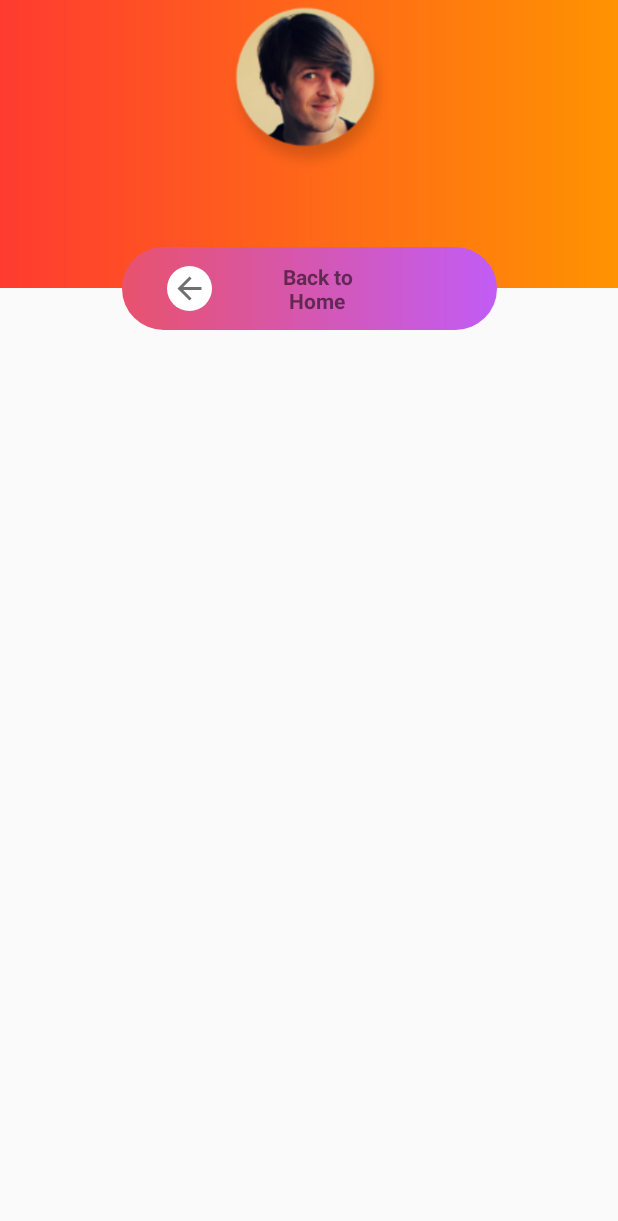
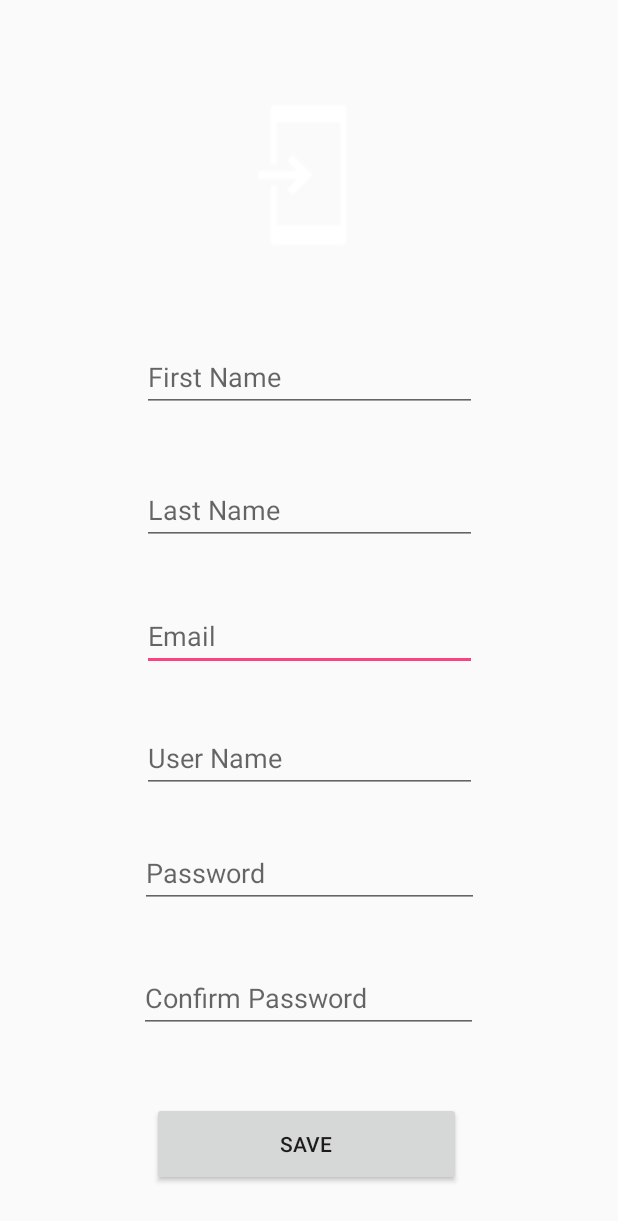
Before and after one commit to yash7977/ChatApplication, an Android app: the layout activity_profile.xml on its own in the app's theme, with its tools: preview values and no code run, on a phone screen of 412 x 824 dp. Shown: the top 1221 px of the screen. Run offline under Robolectric (Android 15) with nearby library versions, the phone set to English and light mode, and no system bars.

Commit message:
User Login Profile Completion Profile Picture Upload Profile Duplication limited

```diff
--- a/app/build.gradle
+++ b/app/build.gradle
@@ -36,5 +36,7 @@ dependencies {
     implementation 'com.google.android.material:material:1.0.0'
     //implementation 'com.android.support:design:28.0.0'
     implementation 'androidx.legacy:legacy-support-v4:1.0.0'
+    implementation 'com.squareup.picasso:picasso:2.71828'
+    implementation 'com.google.firebase:firebase-storage:19.1.0'
 }
 apply plugin: 'com.google.gms.google-services'
--- a/app/src/main/AndroidManifest.xml
+++ b/app/src/main/AndroidManifest.xml
@@ -1,6 +1,8 @@
 <?xml version="1.0" encoding="utf-8"?>
 <manifest xmlns:android="http://schemas.android.com/apk/res/android"
     package="com.example.chatapplication">
+
+    <uses-permission android:name="android.permission.INTERNET" />
 
     <application
         android:allowBackup="true"
--- a/app/src/main/res/layout/activity_profile.xml
+++ b/app/src/main/res/layout/activity_profile.xml
@@ -1,90 +1,111 @@
 <?xml version="1.0" encoding="utf-8"?>
-<androidx.coordinatorlayout.widget.CoordinatorLayout xmlns:android="http://schemas.android.com/apk/res/android"
+<androidx.constraintlayout.widget.ConstraintLayout xmlns:android="http://schemas.android.com/apk/res/android"
+    xmlns:app="http://schemas.android.com/apk/res-auto"
     xmlns:tools="http://schemas.android.com/tools"
-    xmlns:app="http://schemas.android.com/apk/res-auto"
+    android:layout_width="match_parent"
+    android:layout_height="match_parent"
+    tools:context=".Profile">
 
 
-    android:layout_width="match_parent"
-    android:layout_height="match_parent">
+    <EditText
+        android:id="@+id/Email"
+        android:layout_width="223dp"
+        android:layout_height="46dp"
+        android:hint="Email"
+        app:layout_constraintBottom_toBottomOf="parent"
+        app:layout_constraintEnd_toEndOf="parent"
+        app:layout_constraintStart_toStartOf="parent"
+        app:layout_constraintTop_toTopOf="parent"
+        app:layout_constraintVertical_bias="0.516" />
 
-    <com.google.android.material.appbar.AppBarLayout
-        android:id="@+id/appbar"
+    <EditText
+        android:id="@+id/LastName"
+        android:layout_width="223dp"
+        android:layout_height="46dp"
+        android:ems="10"
+        android:hint="Last Name"
+        android:inputType="textPersonName"
+        app:layout_constraintBottom_toBottomOf="parent"
+        app:layout_constraintEnd_toEndOf="parent"
+        app:layout_constraintStart_toStartOf="parent"
+        app:layout_constraintTop_toTopOf="parent"
+        app:layout_constraintVertical_bias="0.408" />
 
-        android:layout_height="192dp"
-        android:layout_width="match_parent">
+    <EditText
+        android:id="@+id/FirstName"
+        android:layout_width="223dp"
+        android:layout_height="46dp"
+        android:ems="10"
+        android:hint="First Name"
+        android:inputType="textPersonName"
+        app:layout_constraintBottom_toBottomOf="parent"
+        app:layout_constraintEnd_toEndOf="parent"
+        app:layout_constraintStart_toStartOf="parent"
+        app:layout_constraintTop_toTopOf="parent"
+        app:layout_constraintVertical_bias="0.294" />
 
-        <com.google.android.material.appbar.CollapsingToolbarLayout
-            android:layout_width="match_parent"
-            android:layout_height="match_parent"
-            app:contentScrim="?attr/colorPrimary"
-            app:layout_scrollFlags="scroll|exitUntilCollapsed"
+    <ImageView
+        android:id="@+id/ProfilePicture"
+        android:layout_width="133dp"
+        android:layout_height="121dp"
+        android:layout_marginTop="56dp"
+        app:layout_constraintBottom_toBottomOf="parent"
+        app:layout_constraintEnd_toEndOf="parent"
+        app:layout_constraintStart_toStartOf="parent"
+        app:layout_constraintTop_toTopOf="parent"
+        app:layout_constraintVertical_bias="0.0"
+        app:srcCompat="@drawable/common_full_open_on_phone" />
 
-            app:toolbarId="@+id/toolbar">
+    <EditText
+        android:id="@+id/UserName"
+        android:layout_width="223dp"
+        android:layout_height="46dp"
+        android:ems="10"
+        android:hint="User Name"
+        android:inputType="textPersonName"
+        app:layout_constraintBottom_toBottomOf="parent"
+        app:layout_constraintEnd_toEndOf="parent"
+        app:layout_constraintStart_toStartOf="parent"
+        app:layout_constraintTop_toTopOf="parent"
+        app:layout_constraintVertical_bias="0.62" />
 
-            <ImageView
-                android:id="@+id/app_bar_image"
-                android:layout_width="match_parent"
-                android:layout_height="match_parent"
+    <Button
+        android:id="@+id/Save"
+        android:layout_width="206dp"
+        android:layout_height="56dp"
+        android:text="Save"
+        app:layout_constraintBottom_toBottomOf="parent"
+        app:layout_constraintEnd_toEndOf="parent"
+        app:layout_constraintHorizontal_bias="0.492"
+        app:layout_constraintStart_toStartOf="parent"
+        app:layout_constraintTop_toTopOf="parent"
+        app:layout_constraintVertical_bias="0.957" />
 
-                android:background="@drawable/profile_bk"
-                android:scaleType="centerCrop"
-                android:src="@android:drawable/sym_def_app_icon" />
+    <EditText
+        android:id="@+id/ConfirmPassword"
+        android:layout_width="226dp"
+        android:layout_height="46dp"
+        android:ems="10"
+        android:hint="Confirm Password"
+        android:inputType="textPassword"
+        app:layout_constraintBottom_toBottomOf="parent"
+        app:layout_constraintEnd_toEndOf="parent"
+        app:layout_constraintHorizontal_bias="0.497"
+        app:layout_constraintStart_toStartOf="parent"
+        app:layout_constraintTop_toTopOf="parent"
+        app:layout_constraintVertical_bias="0.826" />
 
-            <androidx.appcompat.widget.Toolbar
-                android:id="@+id/toolbar"
-                android:layout_width="match_parent"
-                android:layout_height="?attr/actionBarSize"></androidx.appcompat.widget.Toolbar>
-
-            <LinearLayout
-                android:id="@+id/linearLayout"
-                android:layout_width="match_parent"
-                android:layout_height="match_parent"
-                android:layout_centerInParent="true"
-                android:background="@drawable/profile_bk"
-                android:gravity="center_horizontal"
-                android:orientation="vertical">
-
-                <ImageView
-                    android:id="@+id/imageView"
-                    android:layout_width="match_parent"
-                    android:layout_height="119dp"
-                    app:srcCompat="@drawable/profile_round" />
-
-                <TextView
-                    android:id="@+id/UserName"
-                    android:layout_width="match_parent"
-                    android:layout_height="39dp"
-                    android:textAlignment="center"
-                    android:textSize="30dp" />
-
-            </LinearLayout>
-        </com.google.android.material.appbar.CollapsingToolbarLayout>
-    </com.google.android.material.appbar.AppBarLayout>
-
-    <androidx.core.widget.NestedScrollView
-        android:id="@+id/nestedScrollView"
-        android:layout_width="match_parent"
-
-
-        android:layout_height="match_parent"
-        app:layout_anchor="@+id/nestedScrollView"
-        app:layout_anchorGravity="center"
-        app:layout_behavior="com.google.android.material.appbar.AppBarLayout$ScrollingViewBehavior">
-
-        <LinearLayout
-            android:layout_width="match_parent"
-            android:layout_height="wrap_content"
-            android:orientation="vertical">
-
-        </LinearLayout>
-    </androidx.core.widget.NestedScrollView>
-
-    <TextView
-        style="@style/profileStyledBackButton"
-        android:layout_marginLeft="80dp"
-        android:text="Back to\nHome"
-        app:layout_anchor="@+id/appbar"
-        app:layout_anchorGravity="bottom|center" />
-
-
-</androidx.coordinatorlayout.widget.CoordinatorLayout>
+    <EditText
+        android:id="@+id/Password"
+        android:layout_width="226dp"
+        android:layout_height="46dp"
+        android:ems="10"
+        android:hint="Password"
+        android:inputType="textPassword"
+        app:layout_constraintBottom_toBottomOf="parent"
+        app:layout_constraintEnd_toEndOf="parent"
+        app:layout_constraintHorizontal_bias="0.502"
+        app:layout_constraintStart_toStartOf="parent"
+        app:layout_constraintTop_toTopOf="parent"
+        app:layout_constraintVertical_bias="0.719" />
+</androidx.constraintlayout.widget.ConstraintLayout>
```
Also changed, not shown: app/src/main/java/com/example/chatapplication/MainActivity.java (+15 -31 lines), app/src/main/java/com/example/chatapplication/Profile.java (+214 -6 lines), app/src/main/java/com/example/chatapplication/UserDomain.java (+35 -3 lines), 1 other file.
